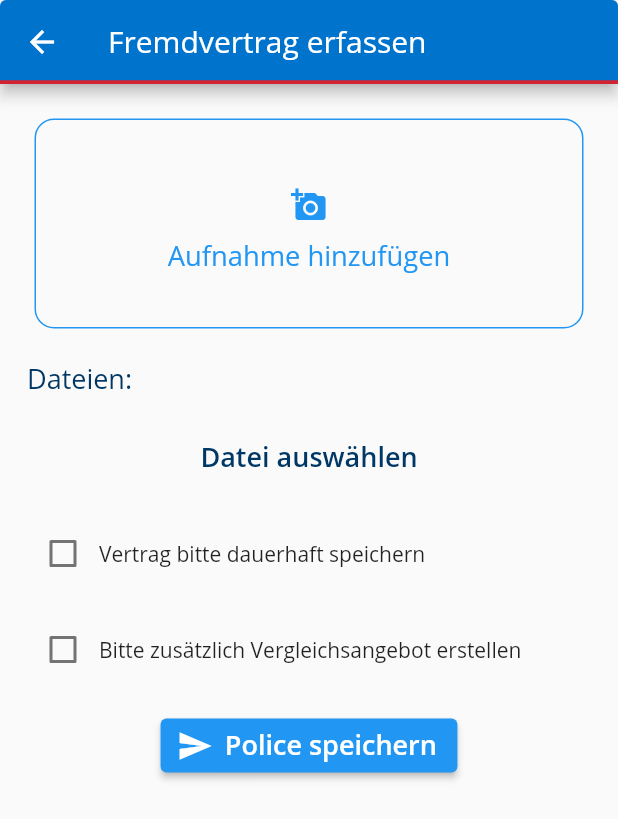
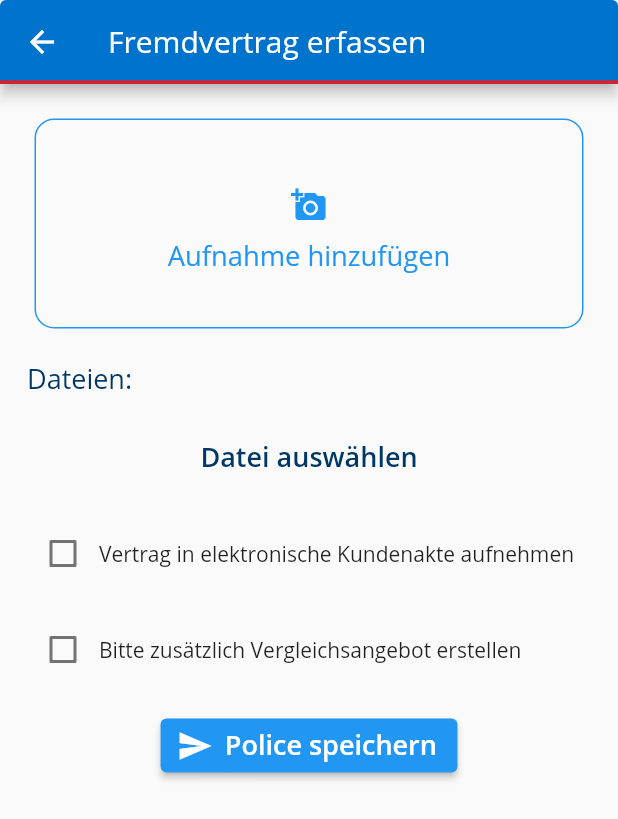
Before and after one commit to zitachera/myhelmsauer, a Flutter app: the AddFremdvertragPage screen opened directly with empty values, on a phone screen of 412 x 824 dp. Shown: the top 819 px of the screen. Run offline on Flutter 3.47's test engine with Material 2 defaults, Android fonts, the phone set to English and light mode, and no system bars; our stand-ins replace file_picker, flutter_secure_storage, flutter_svg, geolocator, image_picker, package_info_plus; missing offline and left inert: pdf_render; accounts and stored records are empty.

```diff
--- a/app/lib/pages/addFremdvertrag.dart
+++ b/app/lib/pages/addFremdvertrag.dart
@@ -72,18 +72,21 @@ class _AddFremdvertragState extends State<AddFremdvertragPage> {
           Checkbox(
               value: integrieren,
               onChanged: (selected) => setState(() => integrieren = selected == true)),
-          Text("Vertrag bitte dauerhaft speichern")
+          Expanded(
+            child: Text("Vertrag in elektronische Kundenakte aufnehmen"),
+          )
         ],
       ),
       Row(
+        crossAxisAlignment: CrossAxisAlignment.center,
+        mainAxisAlignment: MainAxisAlignment.spaceEvenly,
         children: [
           Checkbox(
               value: vergleichsangebotErstellen,
               onChanged: (selected) =>
                   setState(() => vergleichsangebotErstellen = selected == true)),
-          Text(
-            "Bitte zusätzlich Vergleichsangebot erstellen",
-            overflow: TextOverflow.fade,
+          Expanded(
+            child: Text("Bitte zusätzlich Vergleichsangebot erstellen"),
           )
         ],
       ),
@@ -108,7 +111,7 @@ class _AddFremdvertragState extends State<AddFremdvertragPage> {
       body: Form(
         key: _formKey,
         child: Column(
-          crossAxisAlignment: CrossAxisAlignment.start,
+          crossAxisAlignment: CrossAxisAlignment.stretch,
           children: children
               .map(
                 (w) => Padding(
```
Also changed, not shown: app/lib/pages/vertraege.dart (+19 -6 lines).
